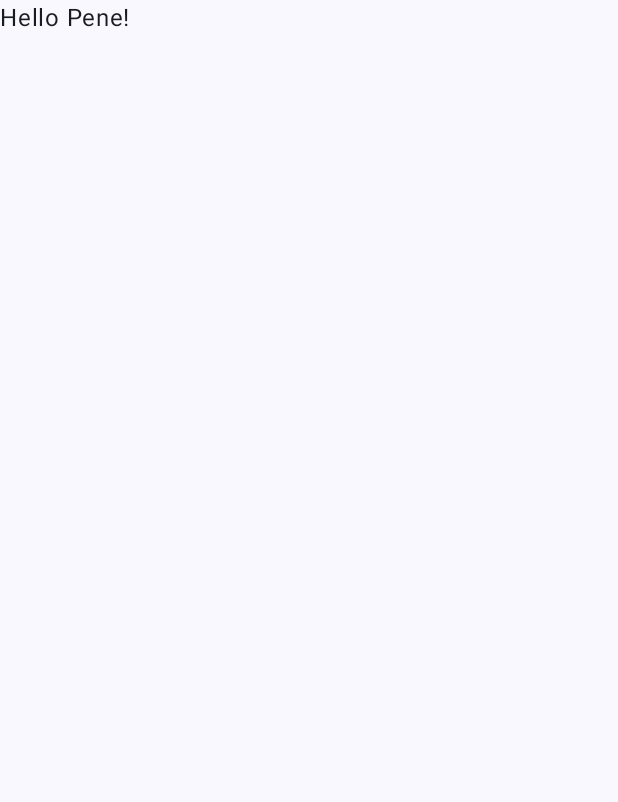
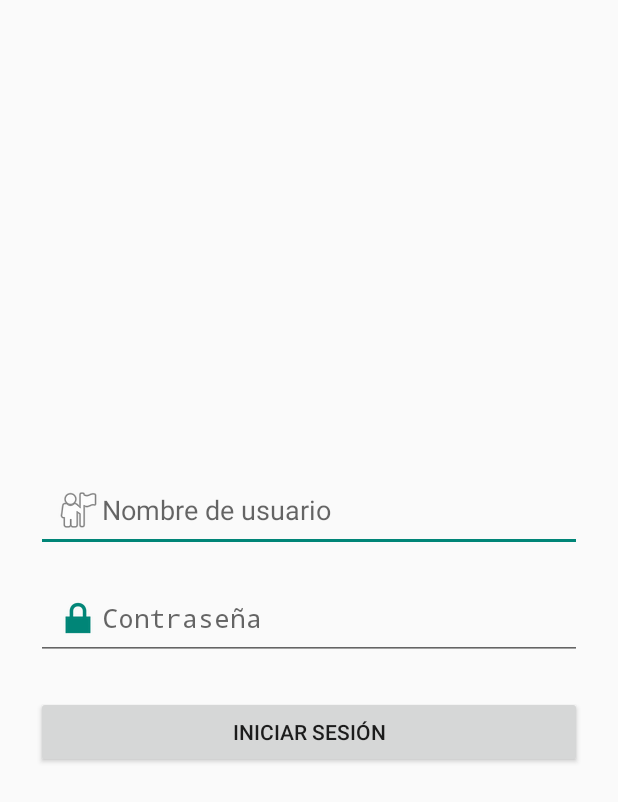
Before and after one commit to emishouse/ProyectoApp4B, an Android app built with Jetpack Compose: the screen it shows after launch (MainActivity before the commit, LoginActivity after it), on a phone screen of 412 x 824 dp. Before the commit the part shown is almost empty. Shown: the top 802 px of the screen. Run offline under Robolectric (Android 15) with nearby library versions, the phone set to English and light mode, and no system bars.

```diff
--- a/app/build.gradle.kts
+++ b/app/build.gradle.kts
@@ -50,6 +50,7 @@ dependencies {
     implementation(libs.androidx.compose.ui.graphics)
     implementation(libs.androidx.compose.ui.tooling.preview)
     implementation(libs.androidx.compose.material3)
+    implementation(libs.androidx.compose.runtime)
     testImplementation(libs.junit)
     androidTestImplementation(libs.androidx.junit)
     androidTestImplementation(libs.androidx.espresso.core)
--- /dev/null
+++ b/app/src/main/java/com/example/proyectoapp4b/LoginActivity.kt
@@ -0,0 +1,49 @@
+package com.example.proyectoapp4b
+
+import android.content.Intent
+import android.os.Bundle
+import android.widget.Button
+import android.widget.EditText
+import android.widget.Toast
+import androidx.activity.ComponentActivity
+import com.example.proyectoapp4b.MenuActivity
+
+class LoginActivity : ComponentActivity() {
+
+    override fun onCreate(savedInstanceState: Bundle?) {
+        super.onCreate(savedInstanceState)
+        setContentView(R.layout.activity_login)
+
+        val edtUser = findViewById<EditText>(R.id.txtUser)
+        val edtPass = findViewById<EditText>(R.id.txtPass)
+        val btnLogin = findViewById<Button>(R.id.btnLogin)
+
+        btnLogin.setOnClickListener {
+            val user = edtUser.text.toString()
+            val pass = edtPass.text.toString()
+
+            if (user == "Eduardo" && pass == "123") {
+                val intent = Intent(this, MenuActivity::class.java)
+                intent.putExtra("usuario", user)
+                startActivity(intent)
+            } else if (user == "Humberto" && pass == "123") {
+                val intent = Intent(this, MenuActivity::class.java)
+                intent.putExtra("usuario", user)
+                startActivity(intent)
+            }
+            else if (user == "Chucho" && pass == "123"){
+                val intent = Intent(this, MenuActivity::class.java)
+                intent.putExtra("usuario", user)
+                startActivity(intent)
+            }
+            else if (user == "Mahal" && pass == "123"){
+                val intent = Intent(this, MenuActivity::class.java)
+                intent.putExtra("usuario", user)
+                startActivity(intent)
+            }
+            else{
+                Toast.makeText(this, "Datos incorrectos", Toast.LENGTH_SHORT).show()
+            }
+        }
+    }
+}
--- a/app/src/main/java/com/example/proyectoapp4b/MainActivity.kt
+++ b/app/src/main/java/com/example/proyectoapp4b/MainActivity.kt
@@ -21,7 +21,7 @@ class MainActivity : ComponentActivity() {
             ProyectoApp4BTheme {
                 Scaffold(modifier = Modifier.fillMaxSize()) { innerPadding ->
                     Greeting(
-                        name = "Pene",
+                        name = "Chucho's House",
                         modifier = Modifier.padding(innerPadding)
                     )
                 }
--- /dev/null
+++ b/app/src/main/res/layout/activity_login.xml
@@ -0,0 +1,33 @@
+<?xml version="1.0" encoding="utf-8"?>
+<LinearLayout xmlns:android="http://schemas.android.com/apk/res/android"
+    android:orientation="vertical"
+    android:gravity="center"
+    android:padding="24dp"
+    android:layout_width="match_parent"
+    android:layout_height="match_parent">
+
+    <EditText
+        android:id="@+id/txtUser"
+        android:hint="Nombre de usuario"
+        android:drawableStart="@android:drawable/ic_menu_myplaces"
+        android:layout_width="match_parent"
+        android:layout_height="wrap_content"
+        android:padding="12dp" />
+
+    <EditText
+        android:id="@+id/txtPass"
+        android:hint="Contraseña"
+        android:inputType="textPassword"
+        android:drawableStart="@android:drawable/ic_lock_lock"
+        android:layout_width="match_parent"
+        android:layout_height="wrap_content"
+        android:padding="12dp"
+        android:layout_marginTop="16dp"/>
+
+    <Button
+        android:id="@+id/btnLogin"
+        android:text="Iniciar sesión"
+        android:layout_width="match_parent"
+        android:layout_height="wrap_content"
+        android:layout_marginTop="24dp" />
+</LinearLayout>
--- a/gradle/libs.versions.toml
+++ b/gradle/libs.versions.toml
@@ -8,6 +8,7 @@ espressoCore = "3.5.1"
 lifecycleRuntimeKtx = "2.6.1"
 activityCompose = "1.8.0"
 composeBom = "2024.09.00"
+runtime = "1.9.4"
 
 [libraries]
 androidx-core-ktx = { group = "androidx.core", name = "core-ktx", version.ref = "coreKtx" }
@@ -24,6 +25,7 @@ androidx-compose-ui-tooling-preview = { group = "androidx.compose.ui", name = "u
 androidx-compose-ui-test-manifest = { group = "androidx.compose.ui", name = "ui-test-manifest" }
 androidx-compose-ui-test-junit4 = { group = "androidx.compose.ui", name = "ui-test-junit4" }
 androidx-compose-material3 = { group = "androidx.compose.material3", name = "material3" }
+androidx-compose-runtime = { group = "androidx.compose.runtime", name = "runtime", version.ref = "runtime" }
 
 [plugins]
 android-application = { id = "com.android.application", version.ref = "agp" }
```
Also changed, not shown: app/src/main/AndroidManifest.xml (+16 -6 lines), app/src/main/java/com/example/proyectoapp4b/MenuActivity.kt (added, +18 -0 lines), app/src/main/res/layout/activity_menu.xml (added, +15 -0 lines).
